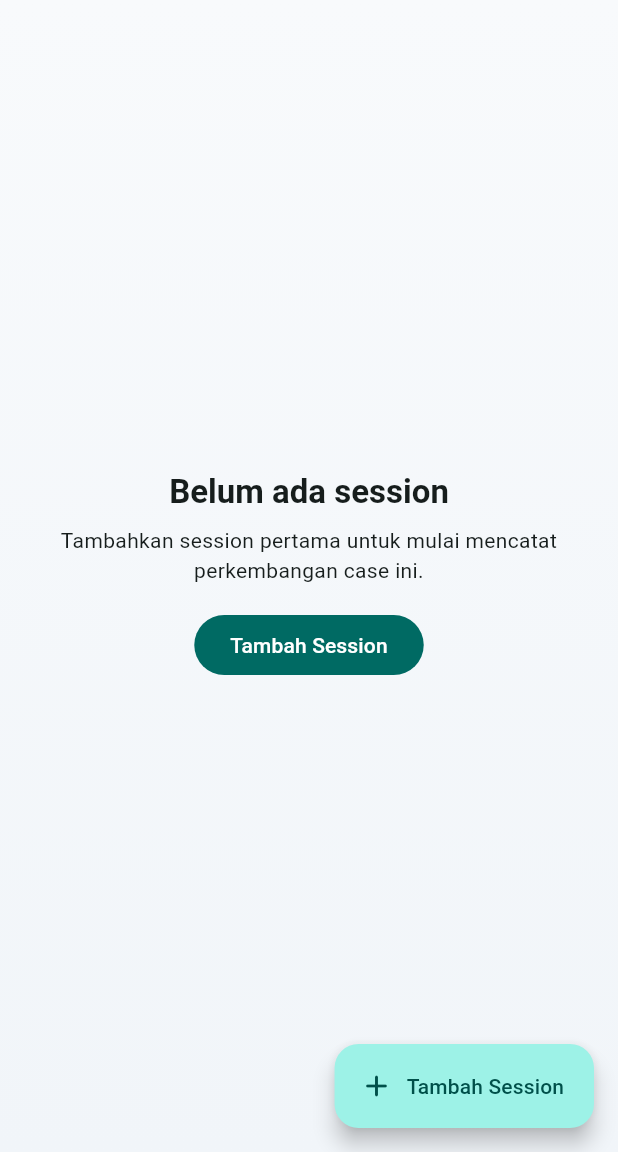
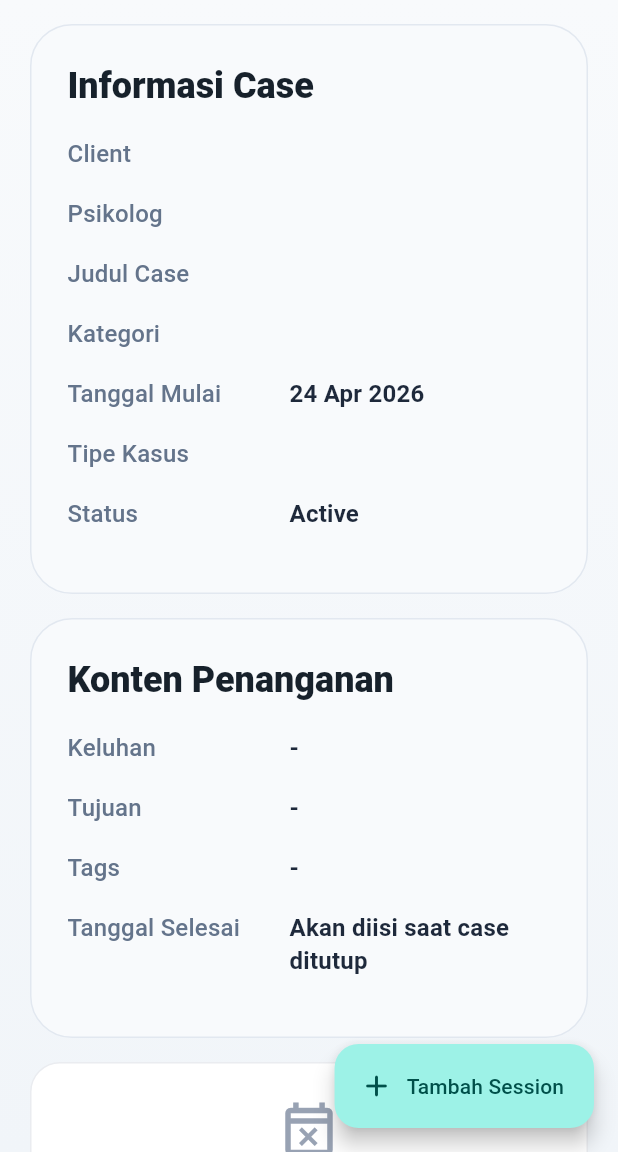
Before and after one commit to magerngulik/sesi-ira, a Flutter app: the SessionsPage screen opened directly with empty values, after a tap on the "refresh" icon, on a phone screen of 412 x 824 dp, the part 84-1236 px from its top. Run offline on Flutter 3.47's test engine with Material 3 defaults, Android fonts, the phone set to English and light mode, and no system bars; our stand-ins replace bloc, equatable, flutter_bloc, go_router, image_picker, supabase_flutter; accounts and stored records are empty.

Commit message:
perubahan pada tampilan sessions page(halaman ini di load ketika get list dari case) tujuan utama adalah memasukan session ke dalam case

```diff
--- a/lib/features/cases/data/models/case_summary_model.dart
+++ b/lib/features/cases/data/models/case_summary_model.dart
@@ -5,6 +5,7 @@ class CaseSummaryModel {
     required this.id,
     required this.clientId,
     required this.assignedPsychologistId,
+    this.caseTypeId,
     required this.title,
     required this.status,
     required this.startDate,
@@ -14,11 +15,14 @@ class CaseSummaryModel {
     this.goal,
     this.clientName,
     this.psychologistName,
+    this.caseTypeName,
+    this.tagNames = const <String>[],
   });
 
   final String id;
   final String clientId;
   final String assignedPsychologistId;
+  final String? caseTypeId;
   final String title;
   final String status;
   final DateTime startDate;
@@ -28,10 +32,23 @@ class CaseSummaryModel {
   final String? goal;
   final String? clientName;
   final String? psychologistName;
+  final String? caseTypeName;
+  final List<String> tagNames;
 
   factory CaseSummaryModel.fromMap(Map<String, dynamic> map) {
     final clientMap = map['clients'] as Map<String, dynamic>?;
+    final caseTypeMap = map['case_types'] as Map<String, dynamic>?;
     final psychologistMap = map['psychologists'] as Map<String, dynamic>?;
+    final tagRelationRows =
+        map['case_tag_relations'] as List<dynamic>? ?? <dynamic>[];
+    final tagNames = tagRelationRows
+        .map((item) => item as Map<String, dynamic>)
+        .map((item) => item['case_tags'] as Map<String, dynamic>?)
+        .whereType<Map<String, dynamic>>()
+        .map((item) => item['name'] as String?)
+        .whereType<String>()
+        .where((item) => item.trim().isNotEmpty)
+        .toList();
     final sessionRows = map['sessions'] as List<dynamic>? ?? <dynamic>[];
     final sessions =
         sessionRows
@@ -53,6 +70,7 @@ class CaseSummaryModel {
       id: map['id'] as String,
       clientId: map['client_id'] as String? ?? '',
       assignedPsychologistId: map['assigned_psychologist_id'] as String? ?? '',
+      caseTypeId: map['case_type_id'] as String?,
       title: map['title'] as String? ?? '-',
       status: map['status'] as String? ?? 'active',
       startDate: DateTime.parse(map['start_date'] as String),
@@ -62,6 +80,8 @@ class CaseSummaryModel {
       goal: map['goal'] as String?,
       clientName: clientMap?['full_name'] as String?,
       psychologistName: psychologistMap?['name'] as String?,
+      caseTypeName: caseTypeMap?['name'] as String?,
+      tagNames: tagNames,
     );
   }
 }
--- a/lib/features/sessions/data/repositories/sessions_repository.dart
+++ b/lib/features/sessions/data/repositories/sessions_repository.dart
@@ -46,6 +46,16 @@ class CreateSessionInterventionPlanInput {
   final String? planDate;
   final String? beforeCondition;
   final String? afterCondition;
+}
+
+class CaseSessionContext {
+  const CaseSessionContext({
+    this.caseTypeName,
+    this.tagNames = const <String>[],
+  });
+
+  final String? caseTypeName;
+  final List<String> tagNames;
 }
 
 class SessionsRepository {
@@ -183,6 +193,43 @@ class SessionsRepository {
         .single();
 
     return SessionModel.fromMap(response);
+  }
+
+  Future<CaseSessionContext> fetchCaseSessionContext(String caseId) async {
+    final results = await Future.wait<dynamic>(<Future<dynamic>>[
+      SupabaseService.client
+          .from('cases')
+          .select('''
+            case_type_id,
+            case_types:case_type_id(name)
+          ''')
+          .eq('id', caseId)
+          .maybeSingle(),
+      SupabaseService.client
+          .from('case_tag_relations')
+          .select('''
+            tag_id,
+            case_tags:tag_id(name)
+          ''')
+          .eq('case_id', caseId),
+    ]);
+
+    final caseMap = results[0] as Map<String, dynamic>?;
+    final tagRows = results[1] as List<dynamic>? ?? <dynamic>[];
+    final caseTypeMap = caseMap?['case_types'] as Map<String, dynamic>?;
+    final tagNames = tagRows
+        .map((item) => item as Map<String, dynamic>)
+        .map((item) => item['case_tags'] as Map<String, dynamic>?)
+        .whereType<Map<String, dynamic>>()
+        .map((item) => item['name'] as String?)
+        .whereType<String>()
+        .where((item) => item.trim().isNotEmpty)
+        .toList();
+
+    return CaseSessionContext(
+      caseTypeName: caseTypeMap?['name'] as String?,
+      tagNames: tagNames,
+    );
   }
 
   Future<List<InterventionModel>> fetchInterventions({
--- a/lib/features/sessions/presentation/pages/sessions_page.dart
+++ b/lib/features/sessions/presentation/pages/sessions_page.dart
@@ -23,11 +23,15 @@ class SessionsPage extends StatefulWidget {
 class _SessionsPageState extends State<SessionsPage> {
   final SessionsRepository _repository = const SessionsRepository();
   late Future<List<SessionModel>> _sessionsFuture;
+  late Future<CaseSessionContext> _caseContextFuture;
 
   @override
   void initState() {
     super.initState();
     _sessionsFuture = _repository.fetchSessions(caseId: widget.caseSummary.id);
+    _caseContextFuture = _repository.fetchCaseSessionContext(
+      widget.caseSummary.id,
+    );
   }
 
   Future<void> _reload() async {
@@ -35,9 +39,15 @@ class _SessionsPageState extends State<SessionsPage> {
       _sessionsFuture = _repository.fetchSessions(
         caseId: widget.caseSummary.id,
       );
+      _caseContextFuture = _repository.fetchCaseSessionContext(
+        widget.caseSummary.id,
+      );
     });
 
-    await _sessionsFuture;
+    await Future.wait<dynamic>(<Future<dynamic>>[
+      _sessionsFuture,
+      _caseContextFuture,
+    ]);
   }
 
   Future<void> _openCreateSessionPage() async {
@@ -101,62 +111,71 @@ class _SessionsPageState extends State<SessionsPage> {
               }
 
               final sessions = snapshot.data ?? <SessionModel>[];
-              if (sessions.isEmpty) {
-                return StateMessage(
-                  title: 'Belum ada session',
-                  subtitle:
-                      'Tambahkan session pertama untuk mulai mencatat perkembangan case ini.',
-                  actionLabel: 'Tambah Session',
-                  onPressed: _openCreateSessionPage,
-                );
-              }
-
               return ListView(
                 padding: const EdgeInsets.fromLTRB(20, 16, 20, 100),
                 children: <Widget>[
+                  FutureBuilder<CaseSessionContext>(
+                    future: _caseContextFuture,
+                    builder: (context, caseContextSnapshot) {
+                      final caseContext =
+                          caseContextSnapshot.data ??
+                          const CaseSessionContext();
+
+                      return _CaseSummaryCard(
+                        caseSummary: widget.caseSummary,
+                        caseTypeName:
+                            caseContext.caseTypeName ??
+                            widget.caseSummary.caseTypeName,
+                        tagNames: caseContext.tagNames.isNotEmpty
+                            ? caseContext.tagNames
+                            : widget.caseSummary.tagNames,
+                      );
+                    },
+                  ),
+                  const SizedBox(height: 16),
+                  if (sessions.isEmpty)
                     Container(
-                    padding: const EdgeInsets.all(18),
+                      padding: const EdgeInsets.all(24),
                       decoration: BoxDecoration(
                         color: Colors.white,
                         borderRadius: BorderRadius.circular(20),
                         border: Border.all(color: const Color(0xFFEAECF0)),
                       ),
                       child: Column(
-                      crossAxisAlignment: CrossAxisAlignment.start,
                         children: <Widget>[
+                          Icon(
+                            Icons.event_busy_outlined,
+                            size: 42,
+                            color: const Color(0xFF98A2B3),
+                          ),
+                          const SizedBox(height: 12),
                           Text(
-                          widget.caseSummary.title,
+                            'Belum ada session',
                             style: theme.textTheme.titleLarge?.copyWith(
                               fontWeight: FontWeight.w700,
+                              color: const Color(0xFF101828),
                             ),
+                            textAlign: TextAlign.center,
                           ),
                           const SizedBox(height: 8),
-                        Wrap(
-                          spacing: 12,
-                          runSpacing: 12,
-                          children: <Widget>[
-                            InfoBadge(
-                              icon: Icons.person_outline_rounded,
-                              value: widget.caseSummary.clientName ?? 'Klien',
+                          Text(
+                            'Case ini sudah dipilih, tapi session-nya masih kosong. Tambahkan session pertama untuk mulai mencatat perkembangannya.',
+                            style: theme.textTheme.bodyMedium?.copyWith(
+                              color: const Color(0xFF667085),
+                              height: 1.5,
                             ),
-                            InfoBadge(
-                              icon: Icons.psychology_alt_outlined,
-                              value:
-                                  widget.caseSummary.psychologistName ??
-                                  'Psikolog',
+                            textAlign: TextAlign.center,
                           ),
-                            InfoBadge(
-                              icon: Icons.category_outlined,
-                              value:
-                                  widget.caseSummary.category ??
-                                  'Tanpa kategori',
+                          const SizedBox(height: 16),
+                          FilledButton.icon(
+                            onPressed: _openCreateSessionPage,
+                            icon: const Icon(Icons.add_rounded),
+                            label: const Text('Tambah Session'),
                           ),
                         ],
                       ),
-                      ],
-                    ),
-                  ),
-                  const SizedBox(height: 16),
+                    )
+                  else
                     ...sessions.map(
                       (session) => Padding(
                         padding: const EdgeInsets.only(bottom: 14),
@@ -168,6 +187,160 @@ class _SessionsPageState extends State<SessionsPage> {
             },
           ),
         ),
+      ),
+    );
+  }
+}
+
+class _CaseSummaryCard extends StatelessWidget {
+  const _CaseSummaryCard({
+    required this.caseSummary,
+    this.caseTypeName,
+    this.tagNames = const <String>[],
+  });
+
+  final CaseSummaryModel caseSummary;
+  final String? caseTypeName;
+  final List<String> tagNames;
+
+  @override
+  Widget build(BuildContext context) {
+    final dateFormat = DateFormat('dd MMM yyyy');
+
+    return Column(
+      children: <Widget>[
+        _SummarySectionCard(
+          title: 'Informasi Case',
+          rows: <_SummaryInfoRow>[
+            _SummaryInfoRow(
+              label: 'Client',
+              value: caseSummary.clientName ?? '-',
+            ),
+            _SummaryInfoRow(
+              label: 'Psikolog',
+              value: caseSummary.psychologistName ?? '-',
+            ),
+            _SummaryInfoRow(label: 'Judul Case', value: caseSummary.title),
+            _SummaryInfoRow(
+              label: 'Kategori',
+              value: caseSummary.category ?? '-',
+            ),
+            _SummaryInfoRow(
+              label: 'Tanggal Mulai',
+              value: dateFormat.format(caseSummary.startDate),
+            ),
+            _SummaryInfoRow(label: 'Tipe Kasus', value: caseTypeName ?? '-'),
+            _SummaryInfoRow(
+              label: 'Status',
+              value: _caseStatusLabel(caseSummary.status),
+            ),
+          ],
+        ),
+        const SizedBox(height: 16),
+        _SummarySectionCard(
+          title: 'Konten Penanganan',
+          rows: <_SummaryInfoRow>[
+            _SummaryInfoRow(
+              label: 'Keluhan',
+              value: _displayOrDash(caseSummary.complaint),
+            ),
+            _SummaryInfoRow(
+              label: 'Tujuan',
+              value: _displayOrDash(caseSummary.goal),
+            ),
+            _SummaryInfoRow(
+              label: 'Tags',
+              value: tagNames.isEmpty ? '-' : tagNames.join(', '),
+            ),
+            const _SummaryInfoRow(
+              label: 'Tanggal Selesai',
+              value: 'Akan diisi saat case ditutup',
+            ),
+          ],
+        ),
+      ],
+    );
+  }
+}
+
+class _SummarySectionCard extends StatelessWidget {
+  const _SummarySectionCard({required this.title, required this.rows});
+
+  final String title;
+  final List<_SummaryInfoRow> rows;
+
+  @override
+  Widget build(BuildContext context) {
+    final theme = Theme.of(context);
+
+    return Container(
+      padding: const EdgeInsets.all(24),
+      decoration: BoxDecoration(
+        color: const Color(0xFFF8FAFC),
+        borderRadius: BorderRadius.circular(28),
+        border: Border.all(color: const Color(0xFFE2E8F0)),
+      ),
+      child: Column(
+        crossAxisAlignment: CrossAxisAlignment.start,
+        children: <Widget>[
+          Text(
+            title,
+            style: theme.textTheme.headlineSmall?.copyWith(
+              fontWeight: FontWeight.w800,
+              color: const Color(0xFF17212B),
+            ),
+          ),
+          const SizedBox(height: 18),
+          ...rows.map((row) => _SummaryInfoRowWidget(row: row)),
+        ],
+      ),
+    );
+  }
+}
+
+class _SummaryInfoRow {
+  const _SummaryInfoRow({required this.label, required this.value});
+
+  final String label;
+  final String value;
+}
+
+class _SummaryInfoRowWidget extends StatelessWidget {
+  const _SummaryInfoRowWidget({required this.row});
+
+  final _SummaryInfoRow row;
+
+  @override
+  Widget build(BuildContext context) {
+    final theme = Theme.of(context);
+
+    return Padding(
+      padding: const EdgeInsets.only(bottom: 16),
+      child: Row(
+        crossAxisAlignment: CrossAxisAlignment.start,
+        children: <Widget>[
+          SizedBox(
+            width: 132,
+            child: Text(
+              row.label,
+              style: theme.textTheme.titleMedium?.copyWith(
+                color: const Color(0xFF64748B),
+                fontWeight: FontWeight.w500,
+              ),
+            ),
+          ),
+          const SizedBox(width: 16),
+          Expanded(
+            child: Text(
+              row.value,
+              style: theme.textTheme.titleMedium?.copyWith(
+                color: const Color(0xFF1E293B),
+                fontWeight: FontWeight.w700,
+                height: 1.4,
+              ),
+            ),
+          ),
+        ],
       ),
     );
   }
@@ -316,6 +489,24 @@ _SessionStatusStyle _sessionStatusStyle(String status) {
   };
 }
 
+String _caseStatusLabel(String status) {
+  return switch (status) {
+    'completed' => 'Completed',
+    'cancelled' => 'Cancelled',
+    'on_hold' => 'On Hold',
+    _ => 'Active',
+  };
+}
+
+String _displayOrDash(String? value) {
+  final trimmed = value?.trim() ?? '';
+  if (trimmed.isEmpty) {
+    return '-';
+  }
+
+  return trimmed;
+}
+
 class _StatusPill extends StatelessWidget {
   const _StatusPill({
     required this.label,
```
Lines whose indentation alone changed are shown as unchanged.
